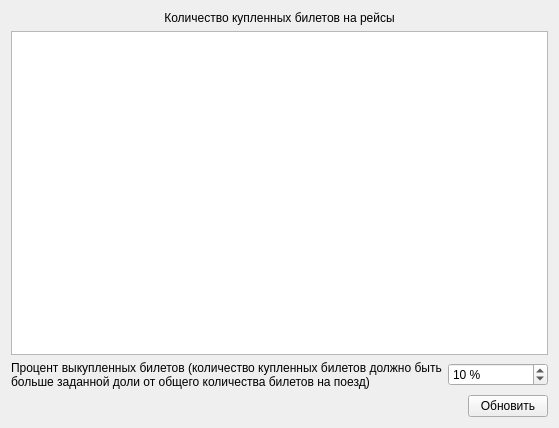
Above: frontend/RWStation/modals/getscheduleticketsamount.ui from ruslanonly/qt-railway-system before the change. Below: the same form after it.
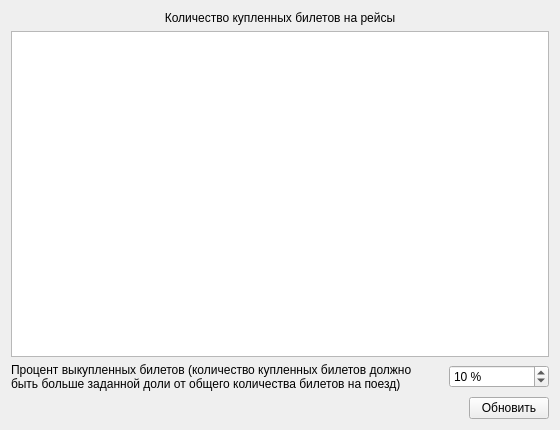
That is the form after the change.

Patch:
```diff
--- a/frontend/RWStation/modals/getscheduleticketsamount.ui
+++ b/frontend/RWStation/modals/getscheduleticketsamount.ui
@@ -6,10 +6,22 @@
    <rect>
     <x>0</x>
     <y>0</y>
-    <width>559</width>
-    <height>428</height>
+    <width>560</width>
+    <height>430</height>
    </rect>
   </property>
+  <property name="minimumSize">
+   <size>
+    <width>560</width>
+    <height>430</height>
+   </size>
+  </property>
+  <property name="maximumSize">
+   <size>
+    <width>560</width>
+    <height>16777215</height>
+   </size>
+  </property>
   <property name="windowTitle">
    <string>Form</string>
   </property>
@@ -31,6 +43,9 @@
      </item>
      <item>
       <layout class="QHBoxLayout" name="horizontalLayout_3">
+       <property name="spacing">
+        <number>20</number>
+       </property>
        <item>
         <widget class="QLabel" name="label_3">
          <property name="sizePolicy">
```
